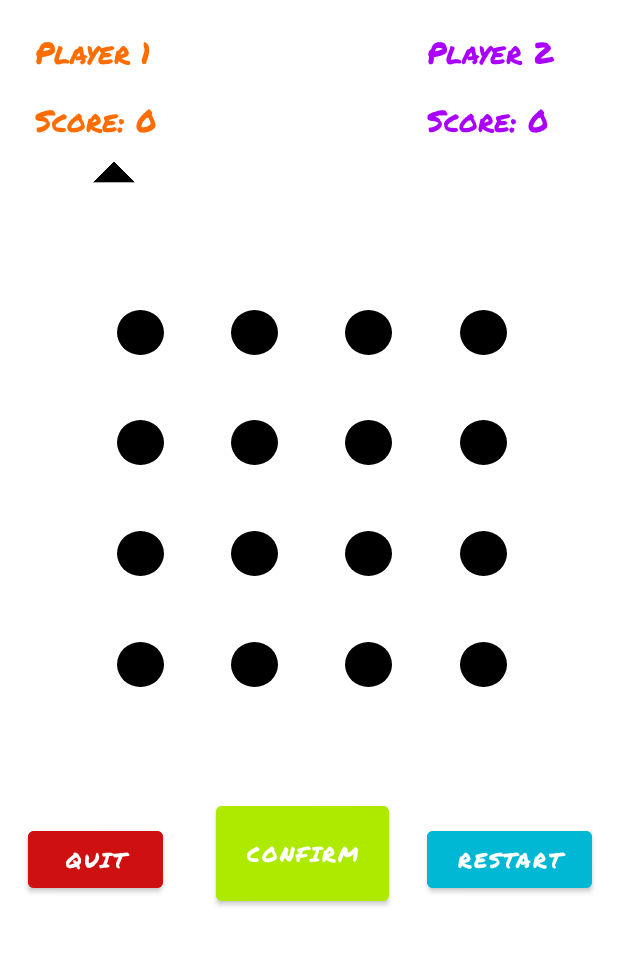
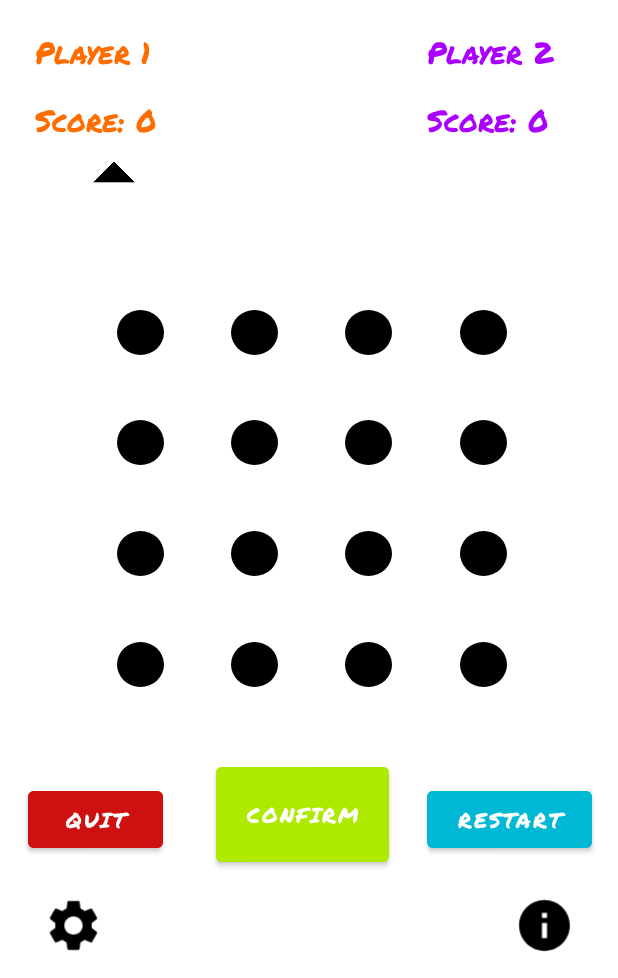
Before and after one commit to 475Group/Box-Battle, an Android app: the MainActivity screen opened directly, with no data from a screen before it, on a phone screen of 412 x 824 dp, the part 258-1236 px from its top. Run offline under Robolectric (Android 15) with nearby library versions, the phone set to English and light mode, and no system bars.

Commit message:
Added alert for quit and restart buttons > Created settings and help button

```diff
--- a/app/src/main/res/layout/activity_main.xml
+++ b/app/src/main/res/layout/activity_main.xml
@@ -313,21 +313,6 @@
         app:layout_constraintVertical_bias="0.737" />
 
     <Button
-        android:id="@+id/quitButton"
-        android:layout_width="90dp"
-        android:layout_height="50dp"
-        android:backgroundTint="#CF1010"
-        android:fontFamily="@font/permanent_marker"
-        android:text="Quit"
-        app:backgroundTint="@color/white"
-        app:layout_constraintBottom_toBottomOf="parent"
-        app:layout_constraintHorizontal_bias="0.059"
-        app:layout_constraintLeft_toLeftOf="parent"
-        app:layout_constraintRight_toRightOf="parent"
-        app:layout_constraintTop_toTopOf="parent"
-        app:layout_constraintVertical_bias="0.925" />
-
-    <Button
         android:id="@+id/confirmButton"
         android:layout_width="115dp"
         android:layout_height="75dp"
@@ -341,7 +326,22 @@
         app:layout_constraintLeft_toLeftOf="parent"
         app:layout_constraintRight_toRightOf="parent"
         app:layout_constraintTop_toTopOf="parent"
-        app:layout_constraintVertical_bias="0.935" />
+        app:layout_constraintVertical_bias="0.897" />
+
+    <Button
+        android:id="@+id/quitButton"
+        android:layout_width="90dp"
+        android:layout_height="50dp"
+        android:backgroundTint="#CF1010"
+        android:fontFamily="@font/permanent_marker"
+        android:text="Quit"
+        app:backgroundTint="@color/white"
+        app:layout_constraintBottom_toBottomOf="parent"
+        app:layout_constraintHorizontal_bias="0.059"
+        app:layout_constraintLeft_toLeftOf="parent"
+        app:layout_constraintRight_toRightOf="parent"
+        app:layout_constraintTop_toTopOf="parent"
+        app:layout_constraintVertical_bias="0.888" />
 
     <Button
         android:id="@+id/restartButton"
@@ -355,7 +355,7 @@
         app:layout_constraintLeft_toLeftOf="parent"
         app:layout_constraintRight_toRightOf="parent"
         app:layout_constraintTop_toTopOf="parent"
-        app:layout_constraintVertical_bias="0.925" />
+        app:layout_constraintVertical_bias="0.888" />
 
     <View
         android:id="@+id/line1"
@@ -646,5 +646,29 @@
         app:layout_constraintTop_toBottomOf="@+id/circle11"
         app:layout_constraintVertical_bias="0.0" />
 
+    <ImageView
+        android:id="@+id/settingsIcon"
+        android:layout_width="82dp"
+        android:layout_height="70dp"
+        app:layout_constraintBottom_toBottomOf="parent"
+        app:layout_constraintEnd_toEndOf="parent"
+        app:layout_constraintHorizontal_bias="0.024"
+        app:layout_constraintStart_toStartOf="parent"
+        app:layout_constraintTop_toTopOf="parent"
+        app:layout_constraintVertical_bias="1.0"
+        app:srcCompat="@drawable/settings_button_foreground" />
+
+    <ImageView
+        android:id="@+id/infoIcon"
+        android:layout_width="82dp"
+        android:layout_height="70dp"
+        app:layout_constraintBottom_toBottomOf="parent"
+        app:layout_constraintEnd_toEndOf="parent"
+        app:layout_constraintHorizontal_bias="0.975"
+        app:layout_constraintStart_toStartOf="parent"
+        app:layout_constraintTop_toTopOf="parent"
+        app:layout_constraintVertical_bias="1.0"
+        app:srcCompat="@drawable/info_button_foreground" />
+
 
 </androidx.constraintlayout.widget.ConstraintLayout>
```
